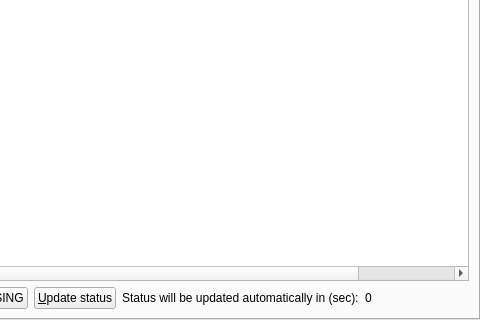
Old version of the form src/qt/forms/masternodelist.ui in the repository modcrypto/alphanode; both pictures show x 243 to 723 and y 137 to 457 of the 723 by 457 pixel window.
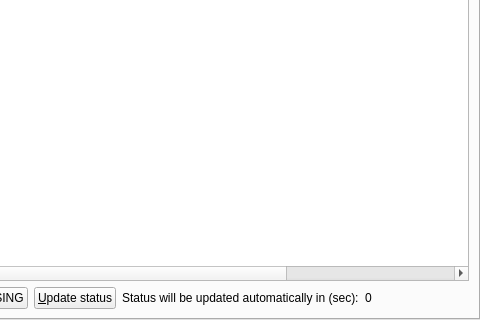
New version of the form.

The edit to the form file:
```diff
--- a/src/qt/forms/masternodelist.ui
+++ b/src/qt/forms/masternodelist.ui
@@ -174,6 +174,11 @@
                <string>Pubkey</string>
               </property>
              </column>
+             <column>
+              <property name="text">
+               <string>Collateral</string>
+              </property>
+             </column>
             </widget>
            </item>
            <item>
```
Left out of the diff: 5 changed lines with no effect on the pictures.
